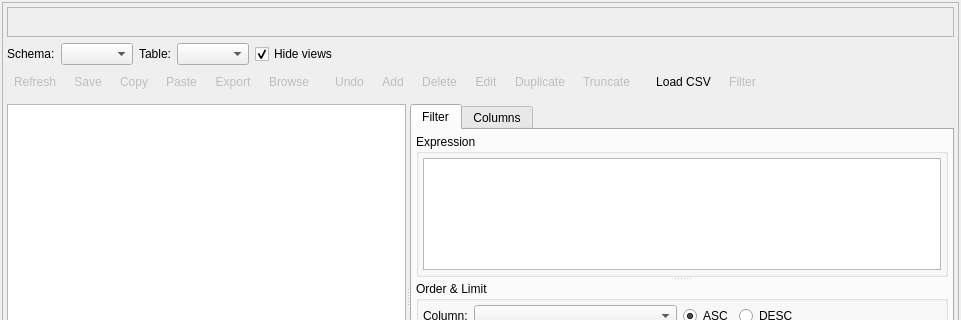
This is libpgmodeler_ui/ui/datamanipulationform.ui in pgmodeler/pgmodeler as Qt 5 draws it before an edit; both pictures show x 0 to 961 and y 0 to 320 of the 961 by 600 pixel window. The edited form follows.
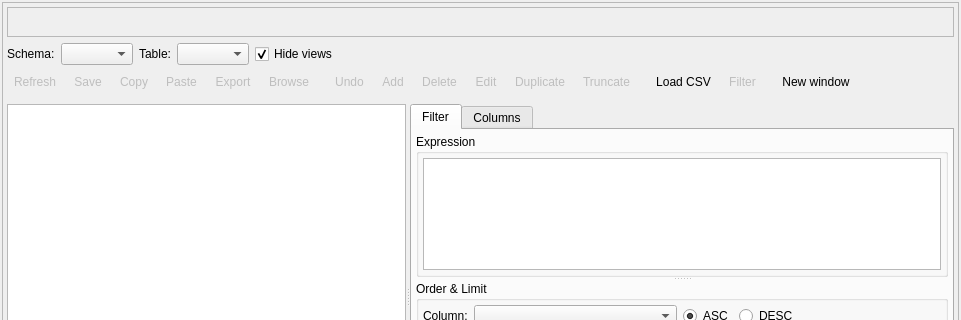
This is the edited form. Icons and pictures are not drawn.

Commit message:
Added a button to create a new data manipulation form from within another data manipulation form
Added a confirmation message before closing a database explorer widget

```diff
--- a/libpgmodeler_ui/ui/datamanipulationform.ui
+++ b/libpgmodeler_ui/ui/datamanipulationform.ui
@@ -1740,6 +1740,60 @@
            </property>
           </widget>
          </item>
+         <item>
+          <spacer name="horizontalSpacer_10">
+           <property name="orientation">
+            <enum>Qt::Horizontal</enum>
+           </property>
+           <property name="sizeType">
+            <enum>QSizePolicy::Fixed</enum>
+           </property>
+           <property name="sizeHint" stdset="0">
+            <size>
+             <width>8</width>
+             <height>20</height>
+            </size>
+           </property>
+          </spacer>
+         </item>
+         <item>
+          <widget class="QToolButton" name="new_window_tb">
+           <property name="enabled">
+            <bool>true</bool>
+           </property>
+           <property name="minimumSize">
+            <size>
+             <width>0</width>
+             <height>0</height>
+            </size>
+           </property>
+           <property name="toolTip">
+            <string>Open a new data manipulation window</string>
+           </property>
+           <property name="text">
+            <string>New window</string>
+           </property>
+           <property name="icon">
+            <iconset resource="../res/resources.qrc">
+             <normaloff>:/icones/icones/novoobjeto.png</normaloff>:/icones/icones/novoobjeto.png</iconset>
+           </property>
+           <property name="iconSize">
+            <size>
+             <width>22</width>
+             <height>22</height>
+            </size>
+           </property>
+           <property name="shortcut">
+            <string>Ctrl+N</string>
+           </property>
+           <property name="toolButtonStyle">
+            <enum>Qt::ToolButtonIconOnly</enum>
+           </property>
+           <property name="autoRaise">
+            <bool>true</bool>
+           </property>
+          </widget>
+         </item>
          <item>
           <spacer name="horizontalSpacer_7">
            <property name="orientation">
```
The commit also changes 3 other files.
